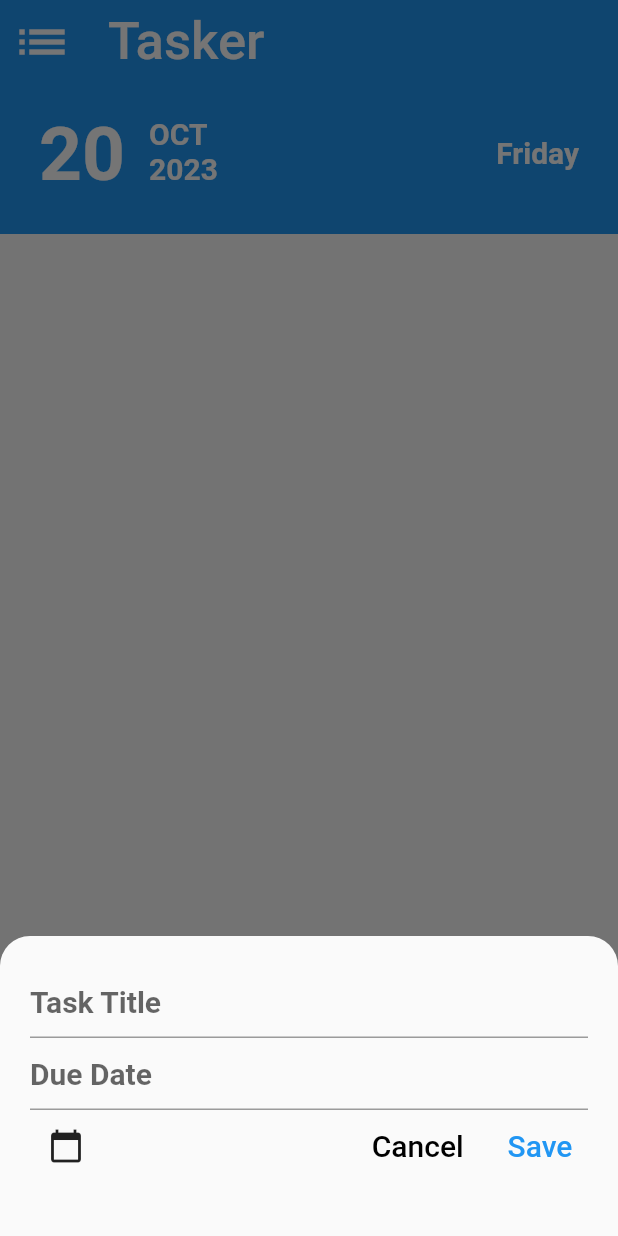
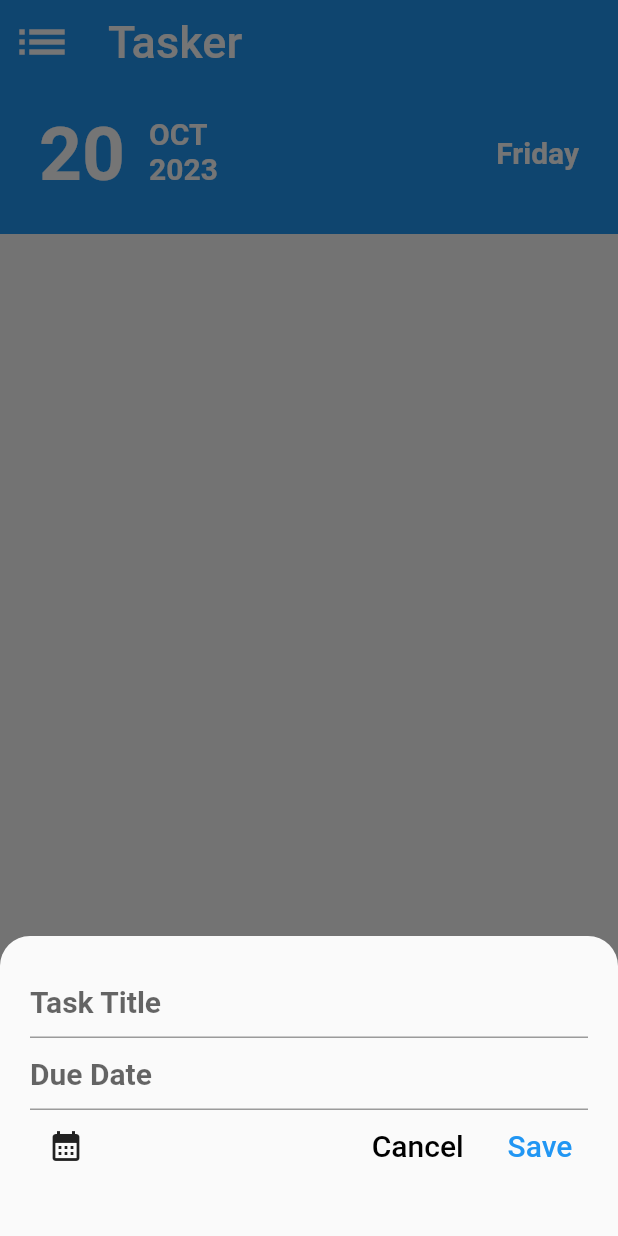
Before and after one commit to AbdelrahmanSobhy20/week14, a Flutter app: the screen it shows after launch, after a tap on the "add" icon, on a phone screen of 412 x 824 dp. Run offline on Flutter 3.47's test engine with Material 2 defaults, Android fonts, the phone set to English and light mode, and no system bars; our stand-ins replace sqflite, table_calendar; accounts and stored records are empty.

Commit message:
second commit

```diff
--- a/lib/main.dart
+++ b/lib/main.dart
@@ -1,8 +1,10 @@
 import 'package:flutter/material.dart';
+import 'package:to_do_application/todoprovider.dart';
+import 'newpage.dart';
 
-import 'home.dart';
-
-void main() {
+void main() async{
+  WidgetsFlutterBinding.ensureInitialized();
+  await TodoProvider.instance.open();
   runApp(const MyApp());
 }
 
@@ -14,7 +16,7 @@ class MyApp extends StatelessWidget {
   Widget build(BuildContext context) {
     return const MaterialApp(
       debugShowCheckedModeBanner: false,
-      home: Home(),
+      home: NewPage(),
     );
   }
 }
--- /dev/null
+++ b/lib/new todo.dart
@@ -0,0 +1,31 @@
+import 'package:to_do_application/todoprovider.dart';
+
+class Todo {
+  int? id;
+  late String name;
+  late int date;
+  late bool isChecked;
+
+  Todo({
+    this.id,
+    required this.name,
+    required this.date,
+    required this.isChecked,
+  });
+
+  Todo.fromMap(Map<String, dynamic> map) {
+    if (map[columnId] != null) id = map[columnId];
+    name = map[columnName];
+    date = map[columnDate];
+    isChecked = map[columnIsChecked] == 0 ? false : true;
+  }
+
+  Map<String, dynamic> toMap() {
+    Map<String, dynamic> map = {};
+    if (id != null) map[columnId] = id;
+    map[columnName] = name;
+    map[columnDate] = date;
+    map[columnIsChecked] = isChecked ? 1 : 0;
+    return map;
+  }
+}
--- /dev/null
+++ b/lib/newpage.dart
@@ -0,0 +1,242 @@
+import 'package:flutter/material.dart';
+import 'package:intl/intl.dart';
+import 'package:to_do_application/todoprovider.dart';
+
+import 'new todo.dart';
+
+class NewPage extends StatefulWidget {
+  const NewPage({Key? key}) : super(key: key);
+
+  @override
+  State<NewPage> createState() => _NewPageState();
+}
+
+class _NewPageState extends State<NewPage> {
+  List<Todo> todolist = [];
+  bool todoIsChecked = false;
+  DateTime? selectedDate;
+  TextEditingController titlesOfTasks = TextEditingController();
+  TextEditingController dateOfTasks = TextEditingController();
+
+  @override
+  Widget build(BuildContext context) {
+    return Scaffold(
+      floatingActionButton: FloatingActionButton(
+        onPressed: () {
+          showModalBottomSheet(
+              context: context,
+              shape: const RoundedRectangleBorder(
+                  borderRadius: BorderRadius.only(
+                topRight: Radius.circular(20),
+                topLeft: Radius.circular(20),
+              )),
+              builder: ((context) {
+                return Container(
+                  padding: const EdgeInsets.all(20),
+                  height: 200,
+                  child: Column(
+                    children: [
+                      TextFormField(
+                        controller: titlesOfTasks,
+                        decoration: const InputDecoration(
+                            hintText: "Task Title",
+                            hintStyle: TextStyle(
+                                fontSize: 20, fontWeight: FontWeight.bold)),
+                      ),
+                      TextFormField(
+                        controller: dateOfTasks,
+                        decoration: const InputDecoration(
+                            hintText: "Due Date",
+                            hintStyle: TextStyle(
+                                fontSize: 20, fontWeight: FontWeight.bold)),
+                      ),
+                      Row(
+                        mainAxisAlignment: MainAxisAlignment.spaceBetween,
+                        children: [
+                          IconButton(
+                              onPressed: () async {
+                                selectedDate = await showDatePicker(
+                                    context: context,
+                                    initialDate: DateTime.now(),
+                                    firstDate: DateTime.now(),
+                                    lastDate: DateTime.now()
+                                        .add(const Duration(days: 30)));
+                                if (selectedDate != null) {
+                                  String formattedDate =
+                                      DateFormat('yyyy/MM/dd')
+                                          .format(selectedDate!);
+                                  setState(() {
+                                    dateOfTasks.text = formattedDate;
+                                  });
+                                }
+                              },
+                              icon: const Icon(Icons.calendar_month)),
+                          const SizedBox(
+                            width: 150,
+                          ),
+                          TextButton(
+                            onPressed: () {
+                              Navigator.of(context).pop();
+                            },
+                            child: const Text(
+                              "Cancel",
+                              style: TextStyle(
+                                fontSize: 20,
+                                color: Colors.black,
+                              ),
+                            ),
+                          ),
+                          TextButton(
+                            onPressed: () {
+                              TodoProvider.instance.insertTodo(Todo(
+                                  name: titlesOfTasks.text,
+                                  date: selectedDate!.millisecondsSinceEpoch,
+                                  isChecked: false));
+                              Navigator.of(context).pop();
+                              setState(() {});
+                            },
+                            child: const Text(
+                              "Save",
+                              style: TextStyle(
+                                fontSize: 20,
+                                color: Colors.blue,
+                              ),
+                            ),
+                          ),
+                        ],
+                      ),
+                    ],
+                  ),
+                );
+              }));
+        },
+        child: const Icon(
+          Icons.add,
+          size: 30,
+        ),
+      ),
+      appBar: AppBar(
+        title: const Text(
+          "Tasker",
+          style: TextStyle(
+            fontSize: 30,
+          ),
+        ),
+        elevation: 0,
+        leading: const Icon(
+          Icons.list,
+          size: 40,
+        ),
+      ),
+      body: Column(
+        children: [
+          Container(
+            padding: const EdgeInsets.all(10),
+            height: 100,
+            decoration: const BoxDecoration(
+              color: Colors.blue,
+            ),
+            child: const ListTile(
+              title: Text(
+                "OCT",
+                style: TextStyle(
+                    fontSize: 20,
+                    color: Colors.white,
+                    fontWeight: FontWeight.bold),
+              ),
+              subtitle: Text(
+                "2023",
+                style: TextStyle(
+                    fontSize: 20,
+                    color: Colors.white,
+                    fontWeight: FontWeight.bold),
+              ),
+              leading: Text(
+                "20",
+                style: TextStyle(
+                    fontSize: 50,
+                    color: Colors.white,
+                    fontWeight: FontWeight.bold),
+              ),
+              trailing: Text(
+                "Friday",
+                style: TextStyle(
+                    fontSize: 20,
+                    color: Colors.white,
+                    fontWeight: FontWeight.bold),
+              ),
+            ),
+          ),
+          Expanded(
+            child: FutureBuilder<List<Todo>>(
+                future: TodoProvider.instance.getAllTodo(),
+                builder: (context, snapshot) {
+                  if (snapshot.hasError) {
+                    return Center(
+                      child: Text(snapshot.error.toString()),
+                    );
+                  }
+                  if (snapshot.hasData) {
+                    todolist = snapshot.data!;
+                    return ListView.builder(
+                        itemCount: todolist.length,
+                        itemBuilder: (context, index) {
+                          Todo todo = todolist[index];
+                          return ListTile(
+                            title: Text(
+                              todo.name,
+                              style: const TextStyle(
+                                fontSize: 22,
+                                fontWeight: FontWeight.bold,
+                              ),
+                            ),
+                            subtitle: Text(
+                              DateTime.fromMillisecondsSinceEpoch(todo.date)
+                                  .toString(),
+                              style: const TextStyle(
+                                fontSize: 15,
+                              ),
+                            ),
+                            leading: Transform.scale(
+                              scale: 2,
+                              child: Checkbox(
+                                shape: const CircleBorder(),
+                                value: todo.isChecked,
+                                onChanged: (val) async {
+                                  todolist[index].isChecked = val!;
+                                  await TodoProvider.instance
+                                      .updateTodo(todolist[index]);
+                                  setState(() {});
+                                },
+                              ),
+                            ),
+                            trailing: IconButton(
+                                onPressed: () async {
+                                  if (todo.id != null) {
+                                    await TodoProvider.instance
+                                        .deleteTodo(todo.id!);
+                                  }
+                                  setState(() {});
+                                },
+                                icon: const Icon(
+                                  Icons.delete,
+                                  color: Colors.red,
+                                  size: 40,
+                                )),
+                          );
+                        });
+                  }
+                  return Center(
+                    child: Container(
+                      height: 100,
+                      width: 100,
+                      child: CircularProgressIndicator(),
+                    ),
+                  );
+                }),
+          ),
+        ],
+      ),
+    );
+  }
+}
--- /dev/null
+++ b/lib/todoprovider.dart
@@ -0,0 +1,60 @@
+import 'package:path/path.dart';
+import 'package:sqflite/sqflite.dart';
+import 'new todo.dart';
+
+const String columnId = 'id';
+const String columnName = 'name';
+const String columnDate = 'date';
+const String columnIsChecked = 'isChecked';
+const String todoTable = 'todo_table';
+
+class TodoProvider{
+late Database db;
+
+static final TodoProvider instance = TodoProvider._internal();
+factory TodoProvider(){
+  return instance;
+}
+TodoProvider._internal();
+
+Future open() async {
+  db = await openDatabase(join(await getDatabasesPath(), 'todos.db'), version: 1,
+      onCreate: (Database db, int version) async {
+        await db.execute('''
+create table $todoTable (
+  $columnId integer primary key autoincrement,
+  $columnName text not null,
+  $columnDate integer not null,
+  $columnIsChecked integer not null)
+''');
+      });
+}
+
+Future<Todo> insertTodo(Todo todo) async {
+  todo.id = await db.insert(todoTable, todo.toMap());
+  return todo;
+}
+
+Future<List<Todo>> getAllTodo()async{
+  List<Map<String , dynamic>> todoMaps = await db.query(todoTable);
+  if (todoMaps.isEmpty){
+    return [];
+  } else{
+    List<Todo> todos = [];
+    for (var element in todoMaps) {
+      todos.add(Todo.fromMap(element));
+    }
+    return todos;
+  }
+}
+
+Future<int> deleteTodo(int id) async {
+  return await db.delete(todoTable, where: '$columnId = ?', whereArgs: [id]);
+}
+Future<int> updateTodo(Todo todo) async {
+  return await db.update(todoTable, todo.toMap(),
+      where: '$columnId = ?', whereArgs: [todo.id]);
+}
+
+Future close() async => db.close();
+}
--- a/pubspec.yaml
+++ b/pubspec.yaml
@@ -37,6 +37,8 @@ dependencies:
   cupertino_icons: ^1.0.2
   sqflite:
   table_calendar:
+  path:
+  intl:
 
 dev_dependencies:
   flutter_test:
```
Also changed, not shown: pubspec.lock.
